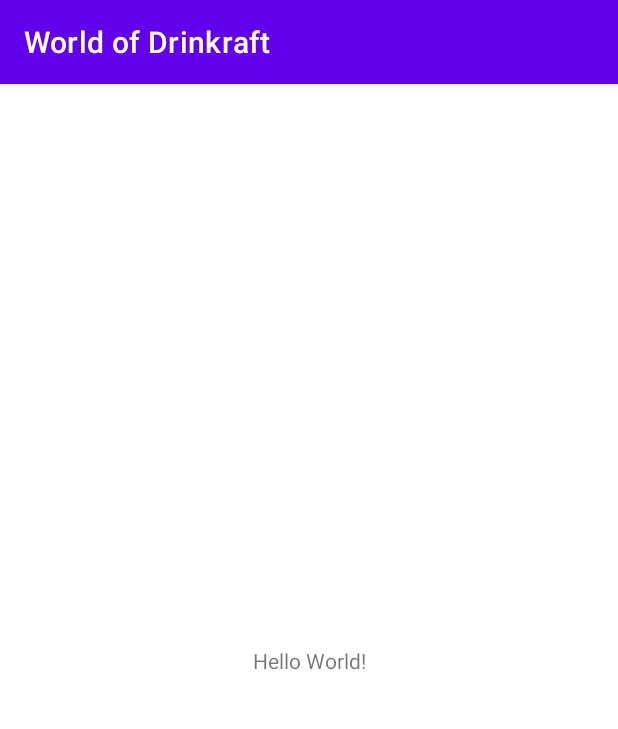
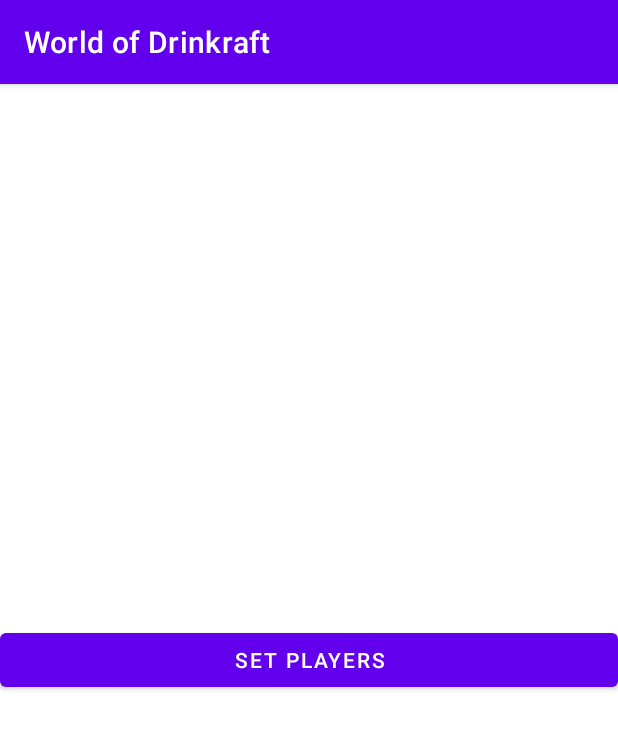
Before and after one commit to M4jor-Tom/WorldofDrinkraft, an Android app: the screen it shows after launch (MainActivity), on a phone screen of 412 x 824 dp. Shown: the top 729 px of the screen. Run offline under Robolectric (Android 15) with nearby library versions, the phone set to English and light mode, and no system bars.

Commit message:
Linked main activity to players setup activity

```diff
--- a/app/src/main/java/com/example/worldofdrinkraft/architecture/presentation/MainActivity.java
+++ b/app/src/main/java/com/example/worldofdrinkraft/architecture/presentation/MainActivity.java
@@ -16,5 +16,22 @@ public class MainActivity extends AppCompatActivity
     {
         super.onCreate(savedInstanceState);
         setContentView(R.layout.activity_main);
+
+        MaterialButton playerListSetupButton = (MaterialButton)findViewById(R.id.main_button_players);
+
+        playerListSetupButton.setOnClickListener(
+                new View.OnClickListener() {
+                    @Override
+                    public void onClick(View v)
+                    {
+                        Intent playersSetupIntent = new Intent(
+                                MainActivity.this,
+                                PlayersSetupActivity.class
+                        );
+
+                        startActivity(playersSetupIntent);
+                    }
+                }
+        );
     }
 }
--- a/app/src/main/res/layout/activity_main.xml
+++ b/app/src/main/res/layout/activity_main.xml
@@ -1,18 +1,16 @@
 <?xml version="1.0" encoding="utf-8"?>
-<androidx.constraintlayout.widget.ConstraintLayout xmlns:android="http://schemas.android.com/apk/res/android"
-    xmlns:app="http://schemas.android.com/apk/res-auto"
-    xmlns:tools="http://schemas.android.com/tools"
+<LinearLayout xmlns:android="http://schemas.android.com/apk/res/android"
     android:layout_width="match_parent"
     android:layout_height="match_parent"
-    tools:context=".MainActivity">
+    android:orientation="vertical"
+    android:gravity="center">
 
-    <TextView
-        android:layout_width="wrap_content"
+    <com.google.android.material.button.MaterialButton
+        android:id="@+id/main_button_players"
+        android:layout_width="match_parent"
         android:layout_height="wrap_content"
-        android:text="Hello World!"
-        app:layout_constraintBottom_toBottomOf="parent"
-        app:layout_constraintLeft_toLeftOf="parent"
-        app:layout_constraintRight_toRightOf="parent"
-        app:layout_constraintTop_toTopOf="parent" />
+        android:text="@string/main_button_players">
 
-</androidx.constraintlayout.widget.ConstraintLayout>
+    </com.google.android.material.button.MaterialButton>
+
+</LinearLayout>
--- a/app/src/main/res/values/strings.xml
+++ b/app/src/main/res/values/strings.xml
@@ -1,4 +1,5 @@
 <resources>
     <string name="app_name">World of Drinkraft</string>
     <string name="player_setup_label">Players setup</string>
+    <string name="main_button_players">Set Players</string>
 </resources>
```
